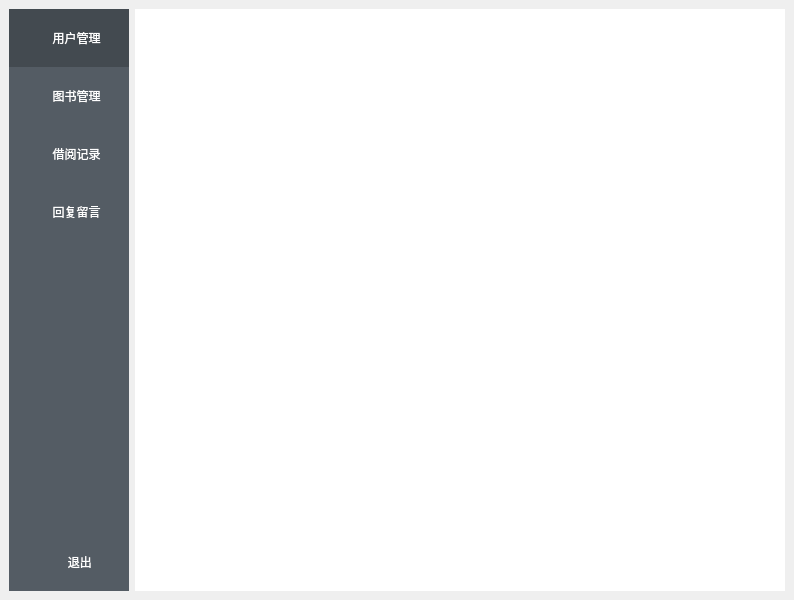
Above: bookmgr/cell/cell_main.ui from ZF-Xie/book-manager before the change. Below: the same form after it.
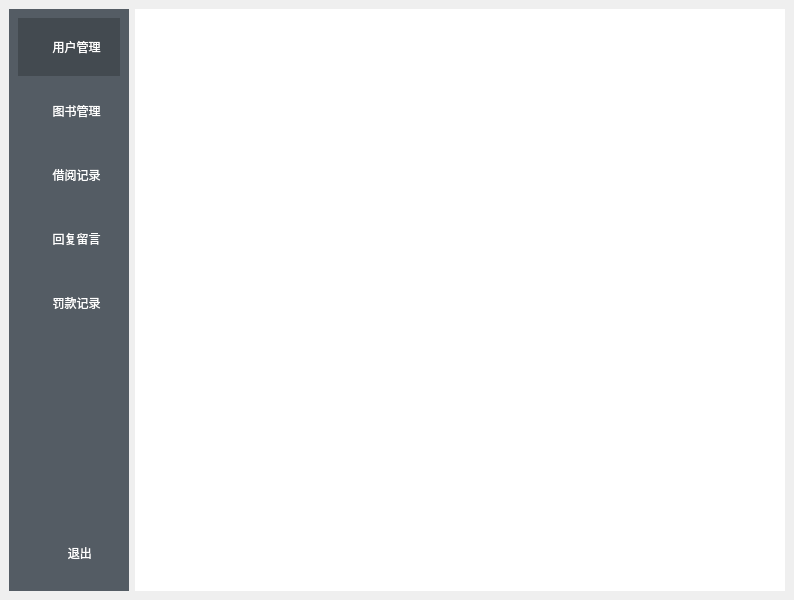
That is the form after the change. Icons and pictures are not drawn.

Patch:
```diff
--- a/bookmgr/cell/cell_main.ui
+++ b/bookmgr/cell/cell_main.ui
@@ -30,22 +30,53 @@
        </size>
       </property>
       <layout class="QGridLayout" name="gridLayout">
-       <property name="leftMargin">
-        <number>0</number>
-       </property>
-       <property name="topMargin">
-        <number>0</number>
-       </property>
-       <property name="rightMargin">
-        <number>0</number>
-       </property>
-       <property name="bottomMargin">
-        <number>0</number>
-       </property>
-       <property name="spacing">
-        <number>0</number>
-       </property>
-       <item row="2" column="1" colspan="2">
+       <item row="6" column="0">
+        <widget class="QToolButton" name="toolButton_2">
+         <property name="sizePolicy">
+          <sizepolicy hsizetype="Expanding" vsizetype="Fixed">
+           <horstretch>0</horstretch>
+           <verstretch>0</verstretch>
+          </sizepolicy>
+         </property>
+         <property name="text">
+          <string>   退出</string>
+         </property>
+         <property name="icon">
+          <iconset resource="../res/res.qrc">
+           <normaloff>:/back.svg</normaloff>:/back.svg</iconset>
+         </property>
+         <property name="toolButtonStyle">
+          <enum>Qt::ToolButtonTextBesideIcon</enum>
+         </property>
+        </widget>
+       </item>
+       <item row="4" column="0">
+        <widget class="QToolButton" name="btn_fine">
+         <property name="sizePolicy">
+          <sizepolicy hsizetype="Expanding" vsizetype="Fixed">
+           <horstretch>0</horstretch>
+           <verstretch>0</verstretch>
+          </sizepolicy>
+         </property>
+         <property name="text">
+          <string> 罚款记录</string>
+         </property>
+         <property name="icon">
+          <iconset resource="../res/res.qrc">
+           <normaloff>:/tool.svg</normaloff>:/tool.svg</iconset>
+         </property>
+         <property name="checkable">
+          <bool>true</bool>
+         </property>
+         <property name="toolButtonStyle">
+          <enum>Qt::ToolButtonTextBesideIcon</enum>
+         </property>
+         <attribute name="buttonGroup">
+          <string notr="true">buttonGroup</string>
+         </attribute>
+        </widget>
+       </item>
+       <item row="0" column="0">
         <widget class="QToolButton" name="btn_user">
          <property name="sizePolicy">
           <sizepolicy hsizetype="Expanding" vsizetype="Fixed">
@@ -74,8 +105,8 @@
          </attribute>
         </widget>
        </item>
-       <item row="3" column="1" colspan="2">
-        <widget class="QToolButton" name="btn_book">
+       <item row="2" column="0">
+        <widget class="QToolButton" name="btn_his">
          <property name="sizePolicy">
           <sizepolicy hsizetype="Expanding" vsizetype="Fixed">
            <horstretch>0</horstretch>
@@ -83,7 +114,7 @@
           </sizepolicy>
          </property>
          <property name="text">
-          <string> 图书管理</string>
+          <string> 借阅记录</string>
          </property>
          <property name="icon">
           <iconset resource="../res/res.qrc">
@@ -100,7 +131,7 @@
          </attribute>
         </widget>
        </item>
-       <item row="5" column="1">
+       <item row="3" column="0">
         <widget class="QToolButton" name="btn_reply">
          <property name="sizePolicy">
           <sizepolicy hsizetype="Expanding" vsizetype="Fixed">
@@ -126,7 +157,33 @@
          </attribute>
         </widget>
        </item>
-       <item row="7" column="1">
+       <item row="1" column="0">
+        <widget class="QToolButton" name="btn_book">
+         <property name="sizePolicy">
+          <sizepolicy hsizetype="Expanding" vsizetype="Fixed">
+           <horstretch>0</horstretch>
+           <verstretch>0</verstretch>
+          </sizepolicy>
+         </property>
+         <property name="text">
+          <string> 图书管理</string>
+         </property>
+         <property name="icon">
+          <iconset resource="../res/res.qrc">
+           <normaloff>:/tool.svg</normaloff>:/tool.svg</iconset>
+         </property>
+         <property name="checkable">
+          <bool>true</bool>
+         </property>
+         <property name="toolButtonStyle">
+          <enum>Qt::ToolButtonTextBesideIcon</enum>
+         </property>
+         <attribute name="buttonGroup">
+          <string notr="true">buttonGroup</string>
+         </attribute>
+        </widget>
+       </item>
+       <item row="5" column="0">
         <spacer name="verticalSpacer">
          <property name="orientation">
           <enum>Qt::Vertical</enum>
@@ -139,52 +196,6 @@
          </property>
         </spacer>
        </item>
-       <item row="8" column="1">
-        <widget class="QToolButton" name="toolButton_2">
-         <property name="sizePolicy">
-          <sizepolicy hsizetype="Expanding" vsizetype="Fixed">
-           <horstretch>0</horstretch>
-           <verstretch>0</verstretch>
-          </sizepolicy>
-         </property>
-         <property name="text">
-          <string>   退出</string>
-         </property>
-         <property name="icon">
-          <iconset resource="../res/res.qrc">
-           <normaloff>:/back.svg</normaloff>:/back.svg</iconset>
-         </property>
-         <property name="toolButtonStyle">
-          <enum>Qt::ToolButtonTextBesideIcon</enum>
-         </property>
-        </widget>
-       </item>
-       <item row="4" column="1" colspan="2">
-        <widget class="QToolButton" name="btn_his">
-         <property name="sizePolicy">
-          <sizepolicy hsizetype="Expanding" vsizetype="Fixed">
-           <horstretch>0</horstretch>
-           <verstretch>0</verstretch>
-          </sizepolicy>
-         </property>
-         <property name="text">
-          <string> 借阅记录</string>
-         </property>
-         <property name="icon">
-          <iconset resource="../res/res.qrc">
-           <normaloff>:/tool.svg</normaloff>:/tool.svg</iconset>
-         </property>
-         <property name="checkable">
-          <bool>true</bool>
-         </property>
-         <property name="toolButtonStyle">
-          <enum>Qt::ToolButtonTextBesideIcon</enum>
-         </property>
-         <attribute name="buttonGroup">
-          <string notr="true">buttonGroup</string>
-         </attribute>
-        </widget>
-       </item>
       </layout>
      </widget>
     </item>
```
